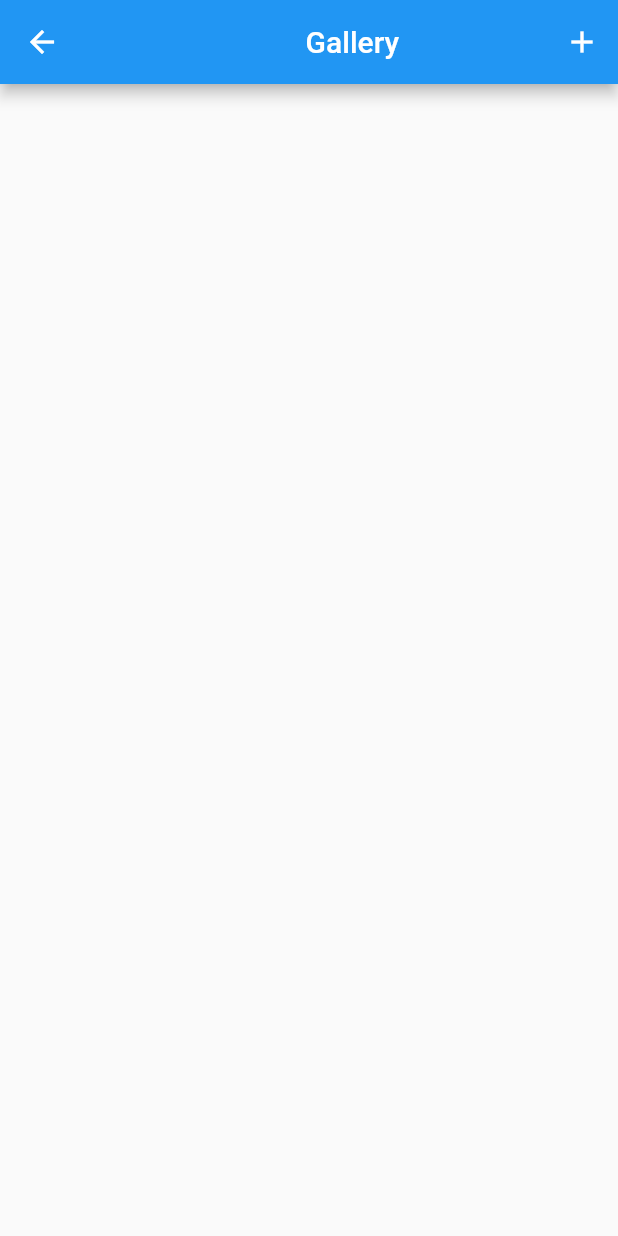
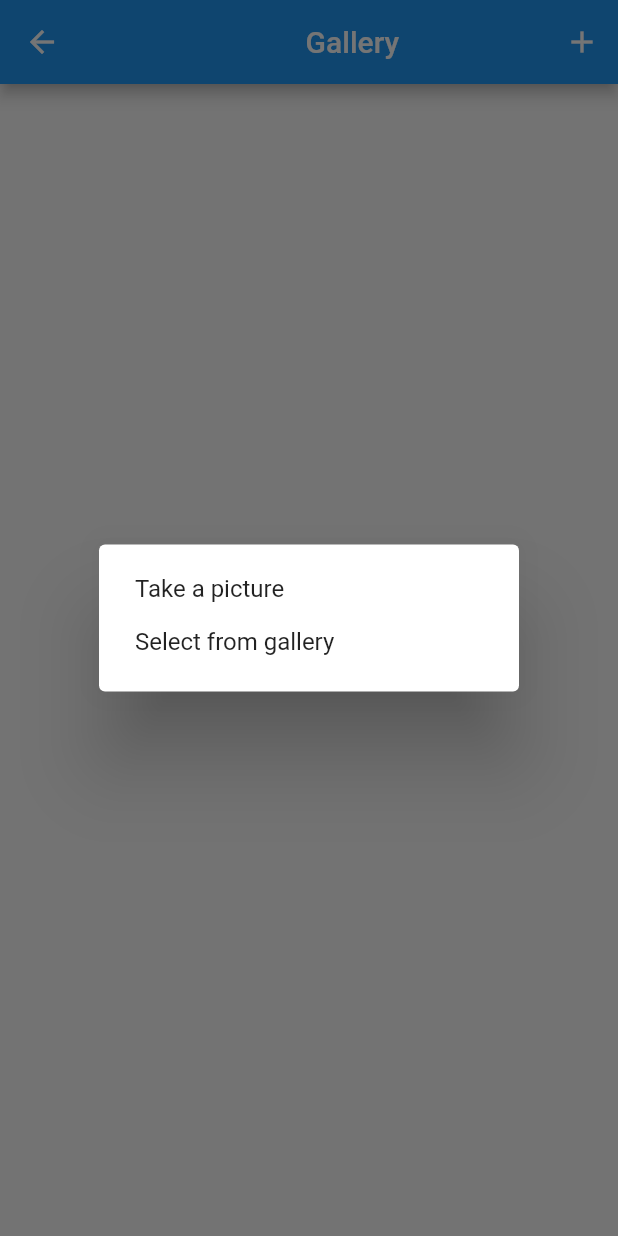
Before and after one commit to GuruTechUS/sgnj-flutter-beta, a Flutter app: the Gallery screen opened directly, after a tap on the "add" icon, on a phone screen of 412 x 824 dp. Run offline on Flutter 3.47's test engine with Material 2 defaults, Android fonts, the phone set to English and light mode, and no system bars; our stand-ins replace cloud_firestore, curved_navigation_bar, datetime_picker_formfield, firebase_analytics, firebase_auth, firebase_messaging and 4 more; missing offline and left inert: image_downloader; accounts and stored records are empty; network calls fail.

Commit message:
uid null fix

```diff
--- a/lib/pages/gallery/galleryPage.dart
+++ b/lib/pages/gallery/galleryPage.dart
@@ -1,6 +1,7 @@
 import 'dart:async';
 
 import 'package:cloud_firestore/cloud_firestore.dart';
+import 'package:image_picker/image_picker.dart';
 import 'package:sgnj/pages/gallery/photoView.dart';
 import 'package:sgnj/utils/firebase_anon_auth.dart';
 import 'package:firebase_messaging/firebase_messaging.dart';
@@ -87,7 +88,7 @@ class _GalleryState extends State<Gallery>{
             tooltip: 'Add Photo',
             onPressed: () {
               //addPhoto();
-              //_optionsDialogBox();
+              _optionsDialogBox();
             },
           ) : Container()
         ],
@@ -131,7 +132,7 @@ class _GalleryState extends State<Gallery>{
               ));
   }
 
-  /*
+
   addPhoto(){
 
   }
@@ -162,8 +163,8 @@ class _GalleryState extends State<Gallery>{
       );
   }
   Future openCamera() async {
-    var picture = "openCamera";
-    //var picture = await ImagePicker.pickImage(source: ImageSource.camera);
+    //var picture = "openCamera";
+    var picture = await ImagePicker.pickImage(source: ImageSource.camera);
     print(picture);
   }
 
@@ -173,6 +174,6 @@ class _GalleryState extends State<Gallery>{
     print(picture);
   }
 
-  */
+
 
 }
--- a/lib/utils/firebase_anon_auth.dart
+++ b/lib/utils/firebase_anon_auth.dart
@@ -5,19 +5,16 @@ class FirebaseAnonAuth {
 
   Future<FirebaseUser> signInAnon() async {
       FirebaseUser user = await firebaseAuth.signInAnonymously();
-      print("Signed in ${user.uid}");
       return user;
   }
 
   Future<FirebaseUser> signInEmail(String email, String password) async {
       FirebaseUser user = await firebaseAuth.signInWithEmailAndPassword(email: email,password: password);
-      print("Signed in ${user.uid}");
       return user;
   }
 
   Future<FirebaseUser> isLoggedIn() async {
       FirebaseUser user = await firebaseAuth.currentUser();
-      print("Signed in ${user.uid}");
       return user;
   }
 
--- a/pubspec.yaml
+++ b/pubspec.yaml
@@ -31,7 +31,7 @@ dependencies:
   timeago: 2.0.16
   datetime_picker_formfield: 0.1.1
   url_launcher: ^5.0.2
-  #image_picker: 0.6.0+10
+  image_picker: 0.6.0+10
 
   firebase_core: ^0.4.0 #^0.2.5
   firebase_analytics: ^1.0.4
```
Also changed, not shown: pubspec.lock.
